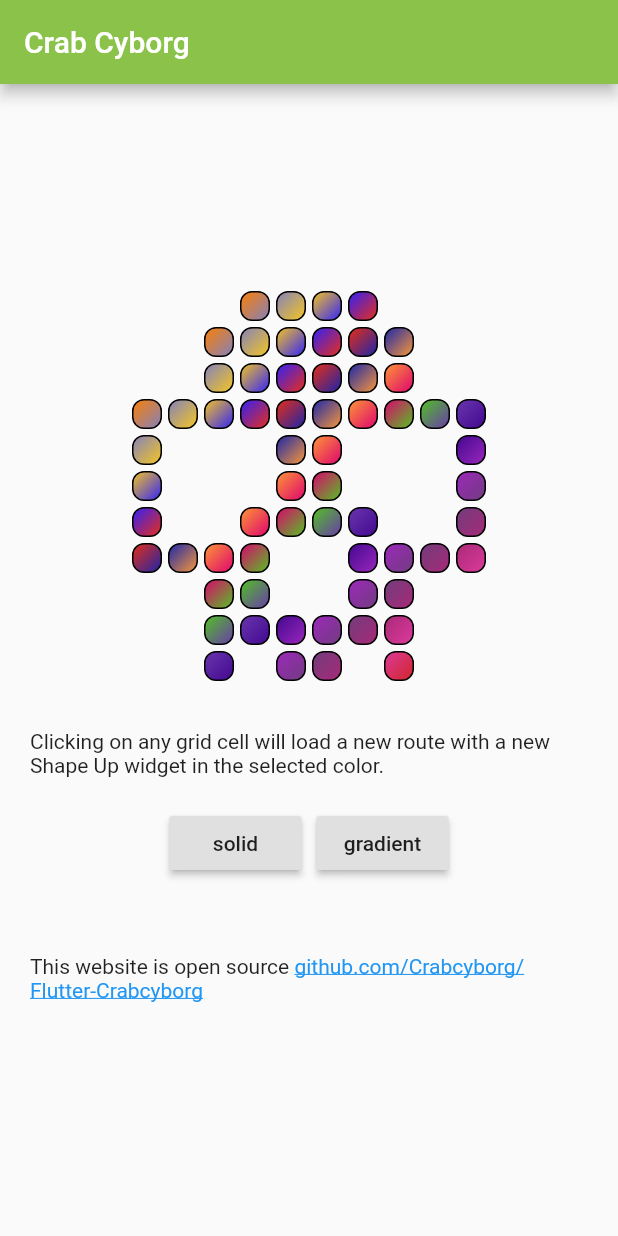
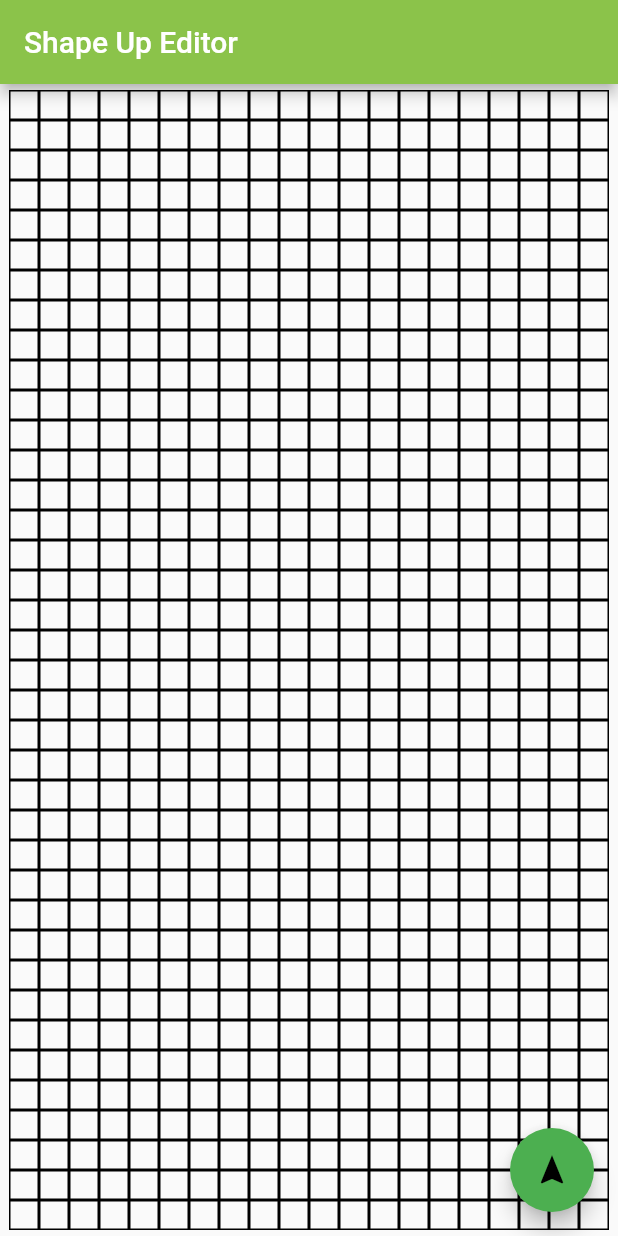
Before and after one commit to Crabcyborg/Flutter-Crabcyborg, a Flutter app: the screen it shows after launch, on a phone screen of 412 x 824 dp. Run offline on Flutter 3.47's test engine with Material 2 defaults, Android fonts, the phone set to English and light mode, and no system bars; drawn by our look-alikes of flutter_linkify.

Commit message:
shape up editor

```diff
--- a/lib/main.dart
+++ b/lib/main.dart
@@ -1,61 +1,7 @@
-import 'package:flutter/animation.dart';
 import 'package:flutter/material.dart';
 import 'package:url_launcher/url_launcher.dart';
-import 'package:flutter_linkify/flutter_linkify.dart';
 
-List<String> colorStrings = [
-  '105,55,173','65,7,143','157,40,189','112,61,125',
-	'168,41,118','221,59,157','208,37,37','0,74,149',
-	'57,212,168','40,203,227','20,205,59','255,213,39',
-	'223,112,0','182,250,29','55,67,172','42,147,64',
-	'128,255,128','42,140,248','200,6,10','255,68,0',
-	'255,0,128','58,205,98','0,198,189','16,107,177',
-	'225,0,39','143,170,0','13,127,44','0,250,251',
-	'255,128,255','0,232,35','128,0,64','242,93,49',
-	'255,237,0','207,45,255','224,119,255','240,0,0',
-	'255,51,51','199,228,27','237,57,167','183,123,160',
-	'255,128,192','0,128,128','112,146,190','255,128,0',
-	'128,128,192','249,200,30','44,32,255','237,46,18',
-	'21,36,174','255,154,53','221,0,111','82,197,33'
-];
-
-List<Color> colors;
-List<List> grid = [];
-String style = 'gradient';
-
-int offsetColorIndex(int index, int offset) => (index + offset) % colors.length;
-
-List<Widget> renderShapeUp({int colorIndexOffset = 0, int overrideColorIndex = -1, Function onTap}) => grid.map<Widget>(
-    (row) => Row(
-      mainAxisAlignment: MainAxisAlignment.center,
-      children: row.map<Widget>(
-        (value) => GestureDetector(
-          onTap: onTap == null || value['empty'] ? null : () => onTap(offsetColorIndex(value['colorIndex'], colorIndexOffset)),
-          child: Container(
-            width: 20,
-            height: 20,
-            margin: const EdgeInsets.all(2.0),
-            decoration: new BoxDecoration(
-              color: value['empty'] ? null : (overrideColorIndex >= 0 ? colors[overrideColorIndex] : colors[(value['colorIndex'] + colorIndexOffset) % colors.length]),
-              gradient: value['empty'] || style != 'gradient' || overrideColorIndex >= 0 ? null : new LinearGradient(
-                begin: Alignment(-1.0, -1.0),
-                end: Alignment(1.0, 1.0),
-                colors: value['empty'] || overrideColorIndex >= 0 ? [] : [
-                  colors[offsetColorIndex(value['colorIndex'], colorIndexOffset)],
-                  colors[offsetColorIndex(value['colorIndex'], colorIndexOffset + 1)]
-                ],
-              ),
-              border: value['empty'] ? null : new Border.all(
-                  width: 1.0,
-                  style: BorderStyle.solid
-              ),
-              borderRadius: new BorderRadius.all(new Radius.circular(8.0)),
-            ),
-          )
-        )
-      ).toList()
-    )
-).toList();
+final double cellSize = 20;
 
 void main() => runApp(MyApp());
 
@@ -63,7 +9,7 @@ class MyApp extends StatelessWidget {
   @override
   Widget build(BuildContext context) {
     return MaterialApp(
-      title: 'Crab Cyborg',
+      title: 'Shape Up Editor',
       theme: ThemeData(
         primaryIconTheme: const IconThemeData.fallback().copyWith(
           color: Colors.white,
@@ -75,7 +21,7 @@ class MyApp extends StatelessWidget {
           )
         )
       ),
-      home: MyHomePage(title: 'Crab Cyborg'),
+      home: MyHomePage(title: 'Shape Up Editor'),
     );
   }
 }
@@ -90,71 +36,27 @@ class MyHomePage extends StatefulWidget {
 }
 
 class _MyHomePageState extends State<MyHomePage> with SingleTickerProviderStateMixin {
-  Animation<double> animation;
-  AnimationController controller;
 
-  List<int> numbers = new List<int>.generate(10, (i) => i + 1);
+  List<String> _toggled = new List<String>();
+
+  bool solid(x,y) => _toggled.contains("$x,$y");
+
+  void toggle(x,y) {
+    setState(() {
+      if(!_toggled.remove("$x,$y")) {
+        _toggled.add("$x,$y");
+      }
+    });
+  }
 
   @override
   void initState() {
     super.initState();
-
-    List<int> skull =	[11,10,	30,15,195,243,255,140,99,25,231,207,51,15,194,208];
-    int height = skull[0];
-    int width = skull[1];
-
-    List<int> targets = [128,64,32,16,8,4,2,1];
-    int x = -1, y = -1, dataIndex = 2, targetIndex = 0;
-
-    colors = colorStrings.map(
-      (rgb) {
-        List<int> split = rgb.split(',').map((rgbValue) => int.parse(rgbValue)).toList();
-        return Color.fromRGBO(split[0], split[1], split[2], 1);
-      }
-    ).toList();
-
-    while(++y < height) {
-      List row = [];
-
-      while(++x < width) {
-        bool empty = (skull[dataIndex] & targets[targetIndex]) == 0;
-				row.add({
-          "x": x,
-          "y": y,
-          "empty": empty,
-          "colorIndex": empty ? null : x+y,
-        });
-
-				if(targetIndex++ == 7) {
-					++dataIndex;
-					targetIndex = 0;
-				}
-			}
-
-      grid.add(row);
-      x = -1;
-    }
-
-    controller = AnimationController(duration: const Duration(seconds: 10), vsync: this);
-    animation = Tween<double>(begin: 0, end: colors.length.toDouble()).animate(controller)
-      ..addListener(() {
-        setState(() {
-        // The state that has changed here is the animation object’s value.
-        });
-      })
-      ..addStatusListener((status) {
-        if(status == AnimationStatus.completed) {
-          controller.reverse();
-        } else if(status == AnimationStatus.dismissed) {
-          controller.forward();
-        }
-      });
-    controller.forward();
   }
 
   @override
   void dispose() {
-    controller.dispose();
+
     super.dispose();
   }
 
@@ -166,71 +68,99 @@ class _MyHomePageState extends State<MyHomePage> with SingleTickerProviderStateM
       ),
       body: Column(
         mainAxisAlignment: MainAxisAlignment.center,
-          children: renderShapeUp(
-            colorIndexOffset: animation.value.toInt(),
-            onTap: (colorIndex) => Navigator.push(
-              context,
-              MaterialPageRoute(builder: (context) => SecondRoute(colorIndex: colorIndex)),
+        children: new List<int>.generate(
+          (MediaQuery.of(context).size.height - AppBar().preferredSize.height) ~/ cellSize,
+          (i) => i + 1
+        ).map(
+          (row) => Row(
+            mainAxisAlignment: MainAxisAlignment.center,
+            children: new List<int>.generate(
+              MediaQuery.of(context).size.width ~/ cellSize,
+              (i) => i + 1
+            ).map(
+              (cell) => GestureDetector(
+                onTap: () => toggle(cell, row),
+                child: Container(
+                  decoration: new BoxDecoration(
+                    border: new Border.all(
+                      width: 1.0,
+                      style: BorderStyle.solid
+                    ),
+                  ),
+                  width: cellSize,
+                  height: cellSize,
+                  child: solid(cell, row) ? Container(
+                    decoration: new BoxDecoration(
+                      color: Color.fromRGBO(0,0,0,1),
+                    )
+                  ) : null
                 )
               )
-          ..add(SizedBox(height: 10))
-          ..add(Container(padding: const EdgeInsets.all(20.0), child: Text('Clicking on any grid cell will load a new route with a new Shape Up widget in the selected color.')))
-          ..add(
-            Row(
-              mainAxisAlignment: MainAxisAlignment.center,
-              children: <Widget>[
-              RaisedButton(
-                onPressed: () => style = 'solid',
-                child: Text('solid')
+            ).toList()
+          )
+        ).toList()
       ),
-              SizedBox(width: 10),
-              RaisedButton(
-                onPressed: () => style = 'gradient',
-                child: Text('gradient')
-              )
-            ])
-          )
-          ..add(SizedBox(height: 20))
-          ..add(
-            Container(
-              margin: const EdgeInsets.only(top: 10.0),
-              padding: const EdgeInsets.all(20.0),
-              child: Linkify(
-                onOpen: (link) async {
-                  if(await canLaunch(link.url)) {
-                    await launch(link.url);
+      floatingActionButton: FloatingActionButton(
+        onPressed: () async {
+          int minx, miny, maxx, maxy;
+          _toggled.forEach((coord) {
+            List<String> split = coord.split(',');
+            int x = int.parse(split[0]);
+            int y = int.parse(split[1]);
+            if(minx == null || x < minx) minx = x;
+            if(miny == null || y < miny) miny = y;
+            if(maxx == null || x > maxx) maxx = x;
+            if(maxy == null || y > maxy) maxy = y;
+          });
+
+          int width = maxx-minx+1;
+          int height = maxy-miny+1;
+
+          List<List<bool>> grid = new List<List<bool>>();
+          for(int y = miny; y <= maxy; ++y) {
+            List<bool> row = new List<bool>();
+            for(int x = minx; x <= maxx; ++x) {
+              row.add(_toggled.contains("$x,$y"));
+            }
+
+            grid.add(row);
+          }
+
+          String shape = "$height,$width,";
+
+          int index = 0;
+          int value = 0;
+          List<int> targets = [128,64,32,16,8,4,2,1];
+          grid.forEach((row) {
+            row.forEach((cell) {
+              if(cell) {
+                value += targets[index];
+              }
+
+              if(++index == 8) {
+                shape += "$value,";
+                value = index = 0;
+              }
+            });
+          });
+
+          if(value > 0) {
+            shape += "$value";
           } else {
-                    throw 'Could not launch $link';
+            shape = shape.substring(0, shape.length-1);
+          }
+
+          String url = "https://crabcyb.org/shapeup/$shape";
+
+          if(await canLaunch(url)) {
+            await launch(url);
+          } else {
+            throw 'Could not launch $url';
           }
         },
-                text: "This website is open source https://github.com/Crabcyborg/Flutter-Crabcyborg",
-                linkStyle: TextStyle(color: Colors.blue[500]),
-              )
-            )
-          )
+        child: Icon(Icons.navigation),
+        backgroundColor: Colors.green,
       ),
     );
   }
 }
-
-class SecondRoute extends StatelessWidget {
-
-  final int colorIndex;
-
-  SecondRoute({Key key, @required this.colorIndex}) : super(key: key);
-
-  @override
-  Widget build(BuildContext context) {
-    return Scaffold(
-      appBar: AppBar(
-        title: Text("Selected Color"),
-      ),
-      body: Center(
-        child: Column(
-          mainAxisAlignment: MainAxisAlignment.center,
-          children: renderShapeUp( overrideColorIndex: colorIndex )
-        )
-      ),
-    );
-  }
-}
--- /dev/null
+++ b/lib/original.dart
@@ -0,0 +1,236 @@
+import 'package:flutter/animation.dart';
+import 'package:flutter/material.dart';
+import 'package:url_launcher/url_launcher.dart';
+import 'package:flutter_linkify/flutter_linkify.dart';
+
+List<String> colorStrings = [
+  '105,55,173','65,7,143','157,40,189','112,61,125',
+	'168,41,118','221,59,157','208,37,37','0,74,149',
+	'57,212,168','40,203,227','20,205,59','255,213,39',
+	'223,112,0','182,250,29','55,67,172','42,147,64',
+	'128,255,128','42,140,248','200,6,10','255,68,0',
+	'255,0,128','58,205,98','0,198,189','16,107,177',
+	'225,0,39','143,170,0','13,127,44','0,250,251',
+	'255,128,255','0,232,35','128,0,64','242,93,49',
+	'255,237,0','207,45,255','224,119,255','240,0,0',
+	'255,51,51','199,228,27','237,57,167','183,123,160',
+	'255,128,192','0,128,128','112,146,190','255,128,0',
+	'128,128,192','249,200,30','44,32,255','237,46,18',
+	'21,36,174','255,154,53','221,0,111','82,197,33'
+];
+
+List<Color> colors;
+List<List> grid = [];
+String style = 'gradient';
+
+int offsetColorIndex(int index, int offset) => (index + offset) % colors.length;
+
+List<Widget> renderShapeUp({int colorIndexOffset = 0, int overrideColorIndex = -1, Function onTap}) => grid.map<Widget>(
+    (row) => Row(
+      mainAxisAlignment: MainAxisAlignment.center,
+      children: row.map<Widget>(
+        (value) => GestureDetector(
+          onTap: onTap == null || value['empty'] ? null : () => onTap(offsetColorIndex(value['colorIndex'], colorIndexOffset)),
+          child: Container(
+            width: 20,
+            height: 20,
+            margin: const EdgeInsets.all(2.0),
+            decoration: new BoxDecoration(
+              color: value['empty'] ? null : (overrideColorIndex >= 0 ? colors[overrideColorIndex] : colors[(value['colorIndex'] + colorIndexOffset) % colors.length]),
+              gradient: value['empty'] || style != 'gradient' || overrideColorIndex >= 0 ? null : new LinearGradient(
+                begin: Alignment(-1.0, -1.0),
+                end: Alignment(1.0, 1.0),
+                colors: value['empty'] || overrideColorIndex >= 0 ? [] : [
+                  colors[offsetColorIndex(value['colorIndex'], colorIndexOffset)],
+                  colors[offsetColorIndex(value['colorIndex'], colorIndexOffset + 1)]
+                ],
+              ),
+              border: value['empty'] ? null : new Border.all(
+                  width: 1.0,
+                  style: BorderStyle.solid
+              ),
+              borderRadius: new BorderRadius.all(new Radius.circular(8.0)),
+            ),
+          )
+        )
+      ).toList()
+    )
+).toList();
+
+void main() => runApp(MyApp());
+
+class MyApp extends StatelessWidget {
+  @override
+  Widget build(BuildContext context) {
+    return MaterialApp(
+      title: 'Crab Cyborg',
+      theme: ThemeData(
+        primaryIconTheme: const IconThemeData.fallback().copyWith(
+          color: Colors.white,
+        ),
+        primarySwatch: Colors.lightGreen,
+        primaryTextTheme: TextTheme(
+          title: TextStyle(
+            color: Colors.white
+          )
+        )
+      ),
+      home: MyHomePage(title: 'Crab Cyborg'),
+    );
+  }
+}
+
+class MyHomePage extends StatefulWidget {
+  MyHomePage({Key key, this.title}) : super(key: key);
+
+  final String title;
+
+  @override
+  _MyHomePageState createState() => _MyHomePageState();
+}
+
+class _MyHomePageState extends State<MyHomePage> with SingleTickerProviderStateMixin {
+  Animation<double> animation;
+  AnimationController controller;
+
+  List<int> numbers = new List<int>.generate(10, (i) => i + 1);
+
+  @override
+  void initState() {
+    super.initState();
+
+    List<int> skull =	[11,10,	30,15,195,243,255,140,99,25,231,207,51,15,194,208];
+    int height = skull[0];
+    int width = skull[1];
+
+    List<int> targets = [128,64,32,16,8,4,2,1];
+    int x = -1, y = -1, dataIndex = 2, targetIndex = 0;
+
+    colors = colorStrings.map(
+      (rgb) {
+        List<int> split = rgb.split(',').map((rgbValue) => int.parse(rgbValue)).toList();
+        return Color.fromRGBO(split[0], split[1], split[2], 1);
+      }
+    ).toList();
+
+    while(++y < height) {
+      List row = [];
+
+      while(++x < width) {
+        bool empty = (skull[dataIndex] & targets[targetIndex]) == 0;
+				row.add({
+          "x": x,
+          "y": y,
+          "empty": empty,
+          "colorIndex": empty ? null : x+y,
+        });
+
+				if(targetIndex++ == 7) {
+					++dataIndex;
+					targetIndex = 0;
+				}
+			}
+
+      grid.add(row);
+      x = -1;
+    }
+
+    controller = AnimationController(duration: const Duration(seconds: 10), vsync: this);
+    animation = Tween<double>(begin: 0, end: colors.length.toDouble()).animate(controller)
+      ..addListener(() {
+        setState(() {
+        // The state that has changed here is the animation object’s value.
+        });
+      })
+      ..addStatusListener((status) {
+        if(status == AnimationStatus.completed) {
+          controller.reverse();
+        } else if(status == AnimationStatus.dismissed) {
+          controller.forward();
+        }
+      });
+    controller.forward();
+  }
+
+  @override
+  void dispose() {
+    controller.dispose();
+    super.dispose();
+  }
+
+  @override
+  Widget build(BuildContext context) {
+    return Scaffold(
+      appBar: AppBar(
+        title: Text(widget.title),
+      ),
+      body: Column(
+          mainAxisAlignment: MainAxisAlignment.center,
+          children: renderShapeUp(
+            colorIndexOffset: animation.value.toInt(),
+            onTap: (colorIndex) => Navigator.push(
+              context,
+              MaterialPageRoute(builder: (context) => SecondRoute(colorIndex: colorIndex)),
+            )
+          )
+          ..add(SizedBox(height: 10))
+          ..add(Container(padding: const EdgeInsets.all(20.0), child: Text('Clicking on any grid cell will load a new route with a new Shape Up widget in the selected color.')))
+          ..add(
+            Row(
+              mainAxisAlignment: MainAxisAlignment.center,
+              children: <Widget>[
+              RaisedButton(
+                onPressed: () => style = 'solid',
+                child: Text('solid')
+              ),
+              SizedBox(width: 10),
+              RaisedButton(
+                onPressed: () => style = 'gradient',
+                child: Text('gradient')
+              )
+            ])
+          )
+          ..add(SizedBox(height: 20))
+          ..add(
+            Container(
+              margin: const EdgeInsets.only(top: 10.0),
+              padding: const EdgeInsets.all(20.0),
+              child: Linkify(
+                onOpen: (link) async {
+                  if(await canLaunch(link.url)) {
+                    await launch(link.url);
+                  } else {
+                    throw 'Could not launch $link';
+                  }
+                },
+                text: "This website is open source https://github.com/Crabcyborg/Flutter-Crabcyborg",
+                linkStyle: TextStyle(color: Colors.blue[500]),
+              )
+            )
+          )
+      ),
+    );
+  }
+}
+
+class SecondRoute extends StatelessWidget {
+
+  final int colorIndex;
+
+  SecondRoute({Key key, @required this.colorIndex}) : super(key: key);
+
+  @override
+  Widget build(BuildContext context) {
+    return Scaffold(
+      appBar: AppBar(
+        title: Text("Selected Color"),
+      ),
+      body: Center(
+        child: Column(
+          mainAxisAlignment: MainAxisAlignment.center,
+          children: renderShapeUp( overrideColorIndex: colorIndex )
+        )
+      ),
+    );
+  }
+}
```
Lines whose indentation alone changed are shown as unchanged.
